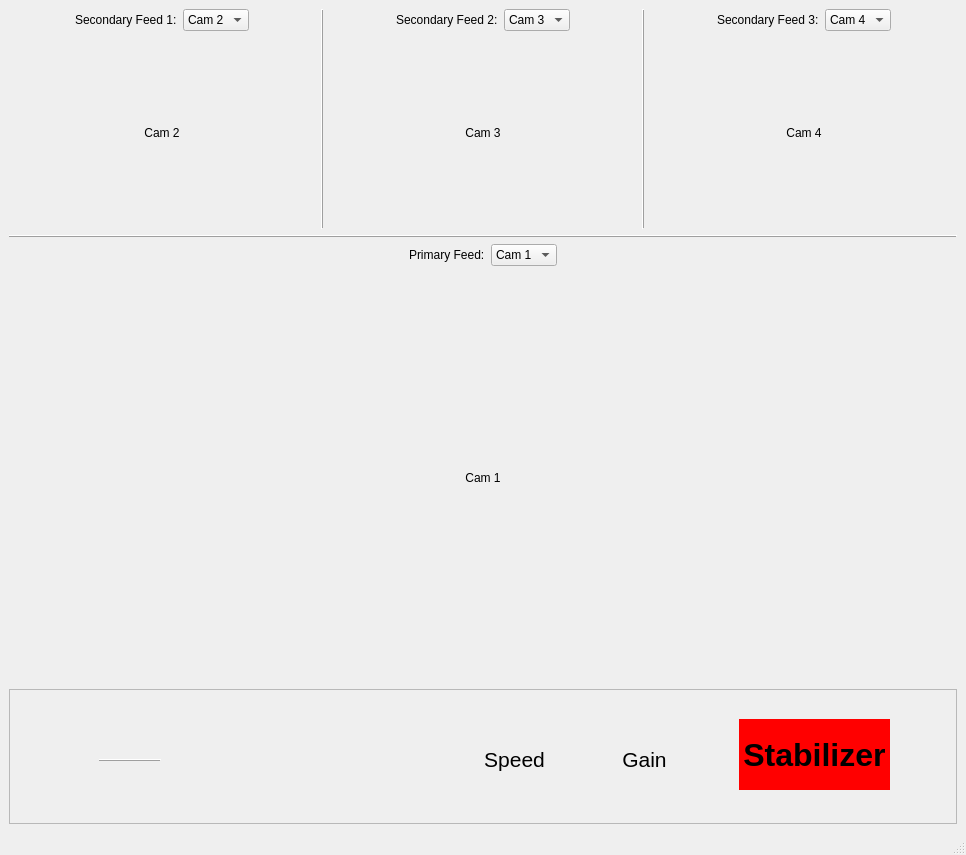
First picture: the form in Front/pilot.ui, repository Omar-Tabouna/nautix-2026, before the edit.
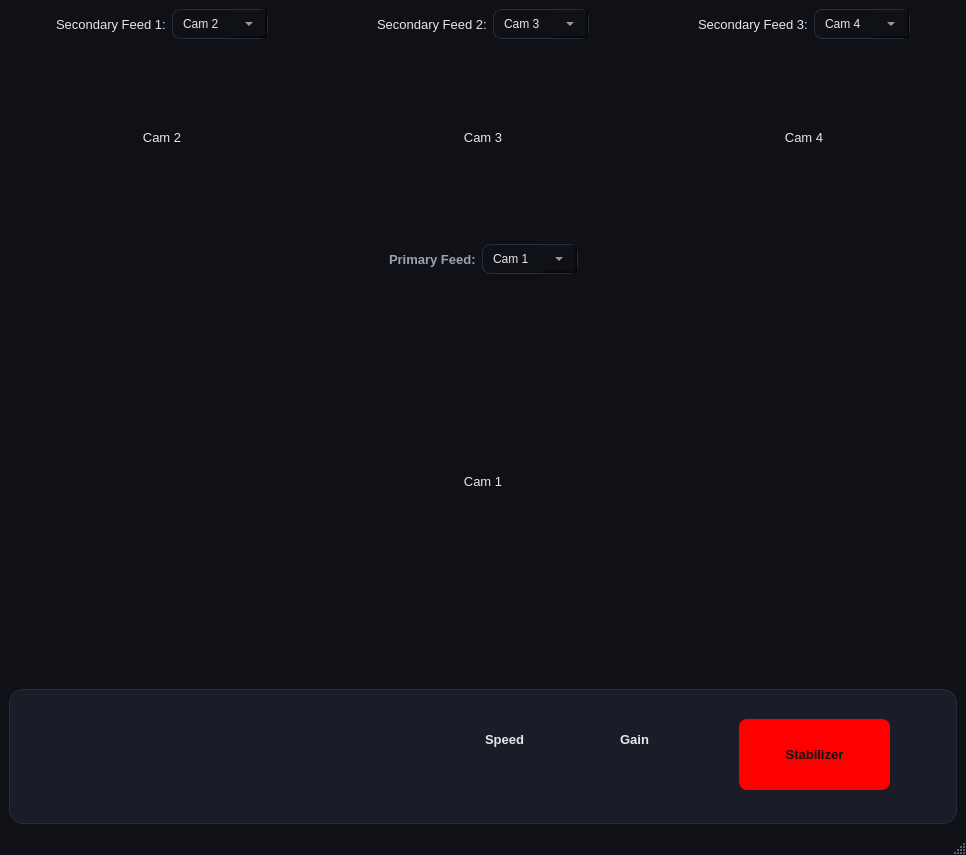
Second picture: the form after the edit. Icons and pictures are not drawn. Custom widgets are drawn as their Qt base class.

The edit to the form file:
```diff
--- a/Front/pilot.ui
+++ b/Front/pilot.ui
@@ -13,6 +13,89 @@
   <property name="windowTitle">
    <string>MainWindow</string>
   </property>
+  <property name="styleSheet">
+   <string notr="true">QMainWindow {
+    background-color: #0f1117;
+}
+
+QFrame#frame {
+    background-color: #1a1d27;
+    border: 1px solid #2a2d3a;
+    border-radius: 14px;
+}
+
+/* Labels */
+QLabel {
+    color: #e5e7eb;
+    font-size: 13px;
+}
+
+QLabel#prim_feed_label {
+    color: #9ca3af;
+    font-weight: 600;
+}
+
+QLabel#Stabilizer_label {
+    background-color: #00c8ff;
+    color: #0f1117;
+    font-weight: bold;
+    border-radius: 8px;
+}
+
+/* ComboBox */
+QComboBox {
+    background-color: #0f1117;
+    color: #e5e7eb;
+    border: 1px solid #2a2d3a;
+    border-radius: 8px;
+    padding: 6px 10px;
+}
+
+QComboBox:hover {
+    border: 1px solid #00c8ff;
+}
+
+QComboBox QAbstractItemView {
+    background-color: #1a1d27;
+    color: #e5e7eb;
+    selection-background-color: #003a47;
+    selection-color: #00c8ff;
+}
+
+QComboBox::drop-down {
+    width: 36px;
+}
+
+/* Buttons */
+QPushButton {
+    background-color: #00c8ff;
+    color: #0f1117;
+    border-radius: 8px;
+    padding: 6px 10px;
+    font-weight: 600;
+}
+
+QPushButton:hover {
+    background-color: #33d4ff;
+}
+
+QPushButton:pressed {
+    background-color: #0099cc;
+}
+
+/* LCD */
+QLCDNumber {
+    background-color: #0f1117;
+    color: #00c8ff;
+    border: 1px solid #2a2d3a;
+    border-radius: 8px;
+}
+
+/* Frames inside UI */
+QFrame {
+    background-color: transparent;
+}</string>
+  </property>
   <widget class="QWidget" name="centralwidget">
    <layout class="QVBoxLayout" name="verticalLayout_8">
     <item>
@@ -719,15 +802,16 @@
          <widget class="QLabel" name="label_8">
           <property name="geometry">
            <rect>
-            <x>10</x>
-            <y>30</y>
+            <x>0</x>
+            <y>10</y>
             <width>91</width>
             <height>41</height>
            </rect>
           </property>
           <property name="font">
            <font>
-            <pointsize>16</pointsize>
+            <pointsize>-1</pointsize>
+            <bold>true</bold>
            </font>
           </property>
           <property name="text">
@@ -759,15 +843,16 @@
          <widget class="QLabel" name="label_12">
           <property name="geometry">
            <rect>
-            <x>10</x>
-            <y>30</y>
+            <x>0</x>
+            <y>10</y>
             <width>91</width>
             <height>41</height>
            </rect>
           </property>
           <property name="font">
            <font>
-            <pointsize>16</pointsize>
+            <pointsize>-1</pointsize>
+            <bold>true</bold>
            </font>
           </property>
           <property name="text">
@@ -789,7 +874,7 @@
          </property>
          <property name="font">
           <font>
-           <pointsize>24</pointsize>
+           <pointsize>-1</pointsize>
            <bold>true</bold>
           </font>
          </property>
```
